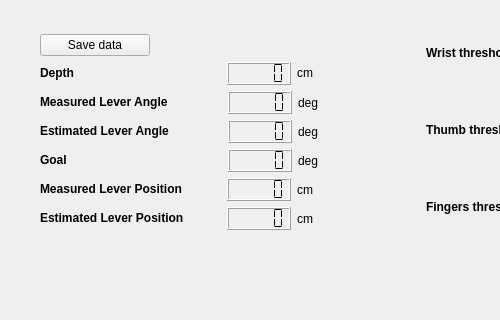
Qt form src/mimir/Tyr/Gui/Ui_MainWindow.ui (Nagelsaker/mimir) before a commit; both pictures show x 0 to 500 and y 322 to 642 of the 1003 by 800 pixel window.
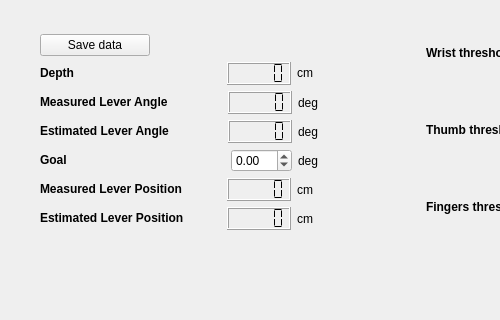
The same form after that commit. Custom widgets are drawn as their Qt base class.

Diff of the .ui file:
```diff
--- a/src/mimir/Tyr/Gui/Ui_MainWindow.ui
+++ b/src/mimir/Tyr/Gui/Ui_MainWindow.ui
@@ -462,9 +462,12 @@
                </spacer>
               </item>
               <item>
-               <widget class="QLCDNumber" name="goalDisplay">
-                <property name="segmentStyle">
-                 <enum>QLCDNumber::Flat</enum>
+               <widget class="QDoubleSpinBox" name="setGoalSpinBox">
+                <property name="minimum">
+                 <double>-90.000000000000000</double>
+                </property>
+                <property name="maximum">
+                 <double>90.000000000000000</double>
                 </property>
                </widget>
               </item>
```
